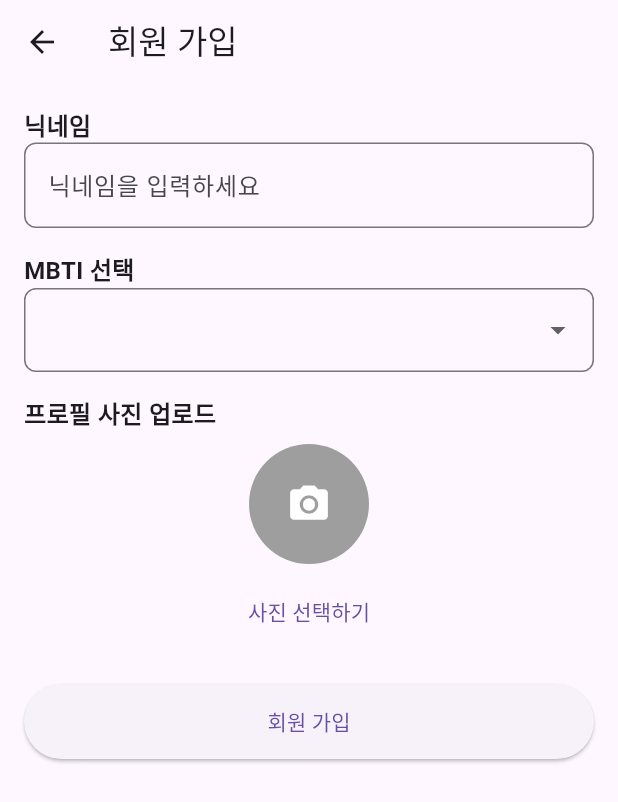
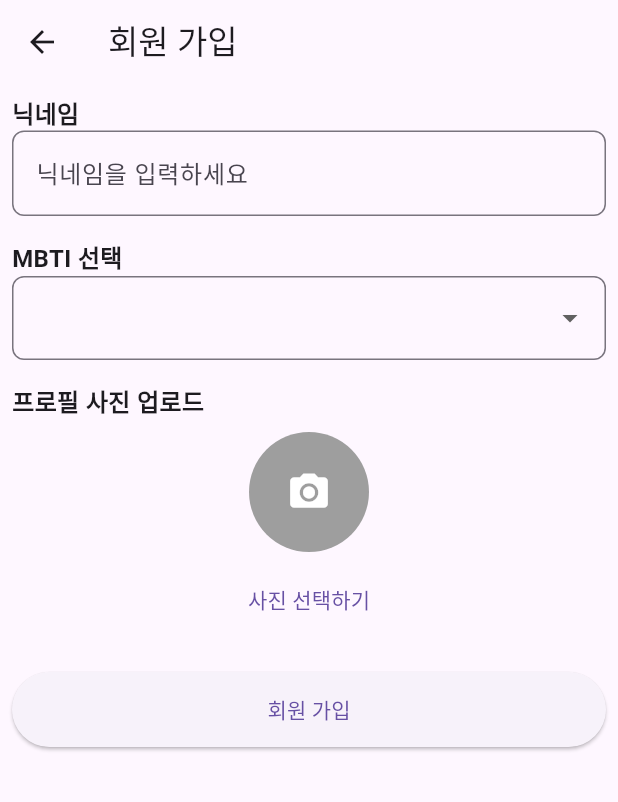
Before and after one commit to ayz1070/are-you-t, a Flutter app: the screen it shows after launch, after a tap on "카카오 로그인", on a phone screen of 412 x 824 dp. Shown: the top 802 px of the screen. Run offline on Flutter 3.47's test engine with Material 3 defaults, Android fonts, the phone set to English and light mode, and no system bars; our stand-ins replace flutter_riverpod, go_router, image_picker.

Commit message:
[domain] 회원가입 기본 ui 틀 및 비지니스 로직 구현
-

```diff
--- a/are_you_t_flutter/lib/features/auth/presentation/view/pages/sign_in_page.dart
+++ b/are_you_t_flutter/lib/features/auth/presentation/view/pages/sign_in_page.dart
@@ -15,7 +15,7 @@ class SignInPage extends ConsumerWidget {
     return Scaffold(
       appBar: AppBar(title: const Text('로그인')),
       body: Padding(
-        padding: const EdgeInsets.all(16.0),
+        padding: const EdgeInsets.all(8.0),
         child: Column(
           crossAxisAlignment: CrossAxisAlignment.start,
           children: [
--- a/are_you_t_flutter/lib/features/auth/presentation/view/pages/sign_up_page.dart
+++ b/are_you_t_flutter/lib/features/auth/presentation/view/pages/sign_up_page.dart
@@ -64,7 +64,7 @@ class _SignUpPageState extends ConsumerState<SignUpPage> {
     return Scaffold(
       appBar: AppBar(title: const Text('회원 가입')),
       body: Padding(
-        padding: const EdgeInsets.all(16.0),
+        padding: const EdgeInsets.all(8.0),
         child: Column(
           crossAxisAlignment: CrossAxisAlignment.start,
           children: [
```
